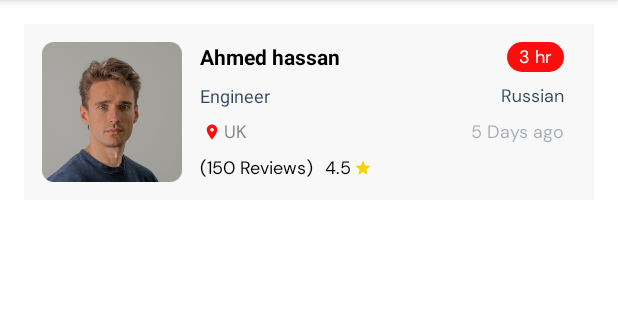
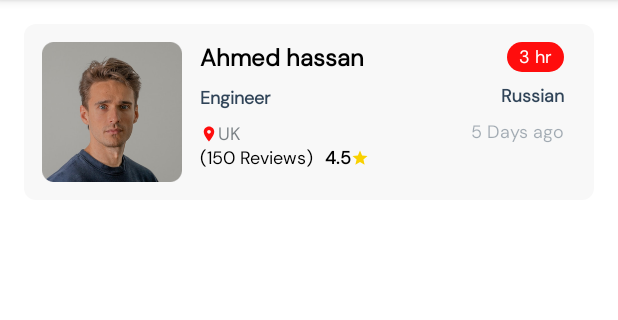
Before and after one commit to mustafayassi/LinerLayOutTask, an Android app: the screen it shows after launch (MainActivity), on a phone screen of 412 x 824 dp, the part 84-404 px from its top. Run offline under Robolectric (Android 15) with nearby library versions, the phone set to English and light mode, and no system bars.

Commit message:
edit some issues

```diff
--- /dev/null
+++ b/app/src/main/res/drawable/card_style.xml
@@ -0,0 +1,6 @@
+<?xml version="1.0" encoding="utf-8"?>
+<shape android:shape="rectangle"
+    xmlns:android="http://schemas.android.com/apk/res/android">
+    <corners android:radius="8dp"/>
+    <solid android:color="@color/cardColor"/>
+</shape>
--- a/app/src/main/res/layout/activity_main.xml
+++ b/app/src/main/res/layout/activity_main.xml
@@ -1,5 +1,6 @@
 <?xml version="1.0" encoding="utf-8"?>
 <LinearLayout xmlns:android="http://schemas.android.com/apk/res/android"
+    xmlns:app="http://schemas.android.com/apk/res-auto"
     android:layout_width="match_parent"
     android:layout_height="match_parent"
     android:background="@color/BackgroundColor"
@@ -11,14 +12,15 @@
         android:layout_width="0dp"
         android:layout_height="wrap_content"
         android:layout_weight="1"
-        android:background="@color/cardColor"
+        android:background="@drawable/card_style"
         android:orientation="horizontal"
         android:padding="12dp">
 
         <ImageView
             android:layout_width="93dp"
             android:layout_height="93dp"
-            android:src="@drawable/image" />
+            android:src="@drawable/image"
+            android:contentDescription="@string/todo" />
 
         <LinearLayout
             android:layout_width="wrap_content"
@@ -31,44 +33,30 @@
                 android:layout_width="wrap_content"
                 android:layout_height="wrap_content"
                 android:layout_marginBottom="8dp"
-                android:fontFamily=""
+                android:fontFamily="@font/dm_sans"
                 android:text="@string/Person_name"
                 android:textColor="@color/textBlackColor"
+                android:textSize="16sp"
                 android:textStyle="bold" />
 
             <TextView
                 android:layout_width="wrap_content"
                 android:layout_height="wrap_content"
                 android:layout_marginBottom="8dp"
-                android:fontFamily=""
+                android:fontFamily="@font/dm_sans"
                 android:text="@string/personJop"
                 android:textColor="@color/jopAndCountryNameColor"
-                android:textSize="12sp" />
+                android:textSize="12sp"
+                android:textStyle="bold"/>
 
-
-            <LinearLayout
+            <TextView
                 android:layout_width="wrap_content"
                 android:layout_height="wrap_content"
-                android:layout_marginBottom="8dp"
-                android:orientation="horizontal">
-
-                <ImageView
-                    android:layout_width="wrap_content"
-                    android:layout_height="wrap_content"
-                    android:layout_margin="2dp"
-                    android:layout_marginRight="4dp"
-                    android:src="@drawable/baseline_location_on_24" />
-
-                <TextView
-                    android:layout_width="wrap_content"
-                    android:layout_height="wrap_content"
-                    android:fontFamily="@font/dm_sans"
-                    android:text="@string/location"
-                    android:textColor="@color/locationColor"
-                    android:textSize="12sp" />
-
-
-            </LinearLayout>
+                android:fontFamily="@font/dm_sans"
+                android:text="@string/location"
+                android:textColor="@color/locationColor"
+                android:textSize="12sp"
+                app:drawableLeftCompat="@drawable/baseline_location_on_24" />
 
             <LinearLayout
                 android:layout_width="wrap_content"
@@ -90,14 +78,10 @@
                     android:fontFamily="@font/dm_sans"
                     android:text="@string/_4_5"
                     android:textColor="@color/textBlackColor"
-                    android:textSize="12sp" />
+                    android:textSize="12sp"
+                    android:textStyle="bold"
+                    app:drawableRightCompat="@drawable/baseline_star_24" />
 
-
-                <ImageView
-                    android:layout_width="wrap_content"
-                    android:layout_height="wrap_content"
-                    android:padding="2dp"
-                    android:src="@drawable/baseline_star_24" />
 
             </LinearLayout>
         </LinearLayout>
@@ -127,7 +111,8 @@
                 android:fontFamily="@font/dm_sans"
                 android:text="@string/country"
                 android:textColor="@color/jopAndCountryNameColor"
-                android:textSize="12sp" />
+                android:textSize="12sp"
+                android:textStyle="bold"/>
 
             <TextView
                 android:layout_width="wrap_content"
--- a/app/src/main/res/values/strings.xml
+++ b/app/src/main/res/values/strings.xml
@@ -15,4 +15,6 @@
     <string name="Time">3 hr</string>
     <string name="country">Russian</string>
     <string name="History">5 Days ago</string>
-    <string name="_4_5">4.5</string></resources>
+    <string name="_4_5">4.5</string>
+    <string name="todo">TODO</string>
+</resources>
```
